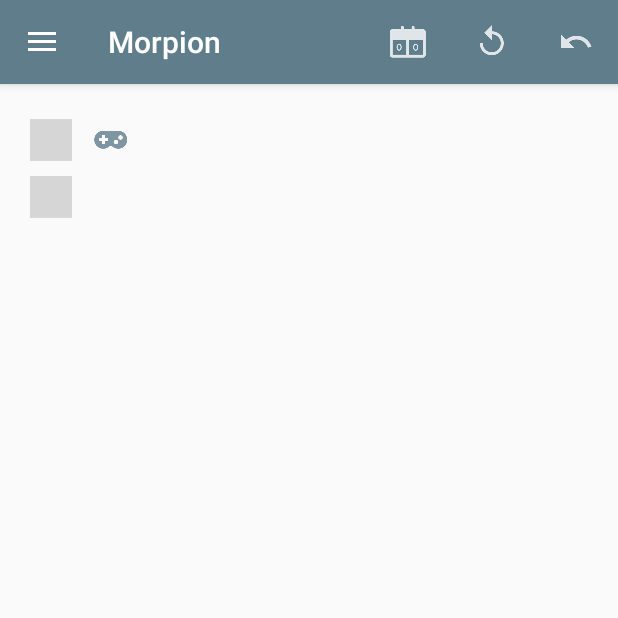
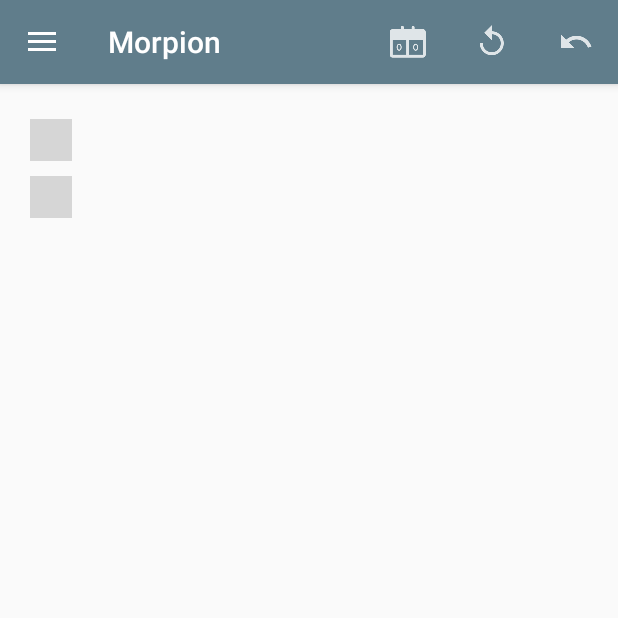
Before and after one commit to Jabdon/Morpion, an Android app: the Game_Fragment screen opened directly, with no data from a screen before it, after a tap on "undo", on a phone screen of 412 x 824 dp, the top half of it. Run offline under Robolectric (Android 15) with nearby library versions, the phone set to English and light mode, and no system bars; 6 statements that could not run were skipped; grey boxes are pictures that could not be loaded.

Commit message:
-Have crosses and circle blinking instead of controller icon - Make sure Animation turn player blink the right player after undo and restart

```diff
--- a/app/src/main/java/com/example/jonathan/morpion/Game_Fragment.java
+++ b/app/src/main/java/com/example/jonathan/morpion/Game_Fragment.java
@@ -8,6 +8,7 @@ import android.content.DialogInterface;
 import android.content.res.Resources;
 import android.graphics.Color;
 import android.graphics.drawable.GradientDrawable;
+import android.media.Image;
 import android.os.Build;
 import android.os.Bundle;
 import android.os.Handler;
@@ -47,8 +48,6 @@ public class Game_Fragment extends Fragment {
     public static boolean is_morpion = false ;
     public static LinearLayout player_view_1 ;
     public static LinearLayout player_view_2 ;
-    public static ImageView animation_for_player1 ;
-    public static ImageView animation_for_player2 ;
     public static Context context;
     public static FragmentActivity activity ;
     public static final  ArrayList<Square> winning_square = new ArrayList<Square>() ;
@@ -90,10 +89,7 @@ public class Game_Fragment extends Fragment {
 
         createGridsheet(gridview,root_fragment_game_view );
         userLabelInfo(root_fragment_game_view) ;
-        animation_for_player1 = new ImageView(this.getContext());
-        player_view_1.addView(animation_for_player1);
-        animation_for_player2 = new ImageView(this.getContext());
-        player_view_2.addView(animation_for_player2);
+
         animationTurn(current_player);
 
 
@@ -137,6 +133,8 @@ This method will handle items selected on toolbar
 
         }
         else if (id == R.id.undo){
+
+            if(!is_morpion){
                 if(previous.empty()){
                     Toast.makeText(context, "Unable to undo", Toast.LENGTH_LONG).show();
                 }
@@ -150,6 +148,7 @@ This method will handle items selected on toolbar
                             previous.pop().reInitState() ;
                             square_remainder++ ;
                             changeTurn();
+                            animationTurn(current_player);
 
 
 
@@ -163,6 +162,8 @@ This method will handle items selected on toolbar
                     dialog.show() ;
 
                 }
+            }
+
         }
 
         else if (id == R.id.scores){
@@ -534,29 +535,27 @@ ONLY for USER vs USER
 
     @TargetApi(Build.VERSION_CODES.M)
     public static void animationTurn(int player){
-        // create imageview programatically
-        animation_for_player1.setImageResource(R.drawable.ic_animation_game);
-        animation_for_player2.setImageResource(R.drawable.ic_animation_game);
+        //
+        LinearLayout player1_text_container = (LinearLayout) root_fragment_game_view.findViewById(R.id.gamescreen_player1_container);
+        LinearLayout player2_text_container = (LinearLayout) root_fragment_game_view.findViewById(R.id.gamescreen_player2_container);
+
+        // Get the image containers at index 0
+        ImageView player1_icon = (ImageView) player1_text_container.getChildAt(0);
+        ImageView player2_icon = (ImageView) player2_text_container.getChildAt(0);
 
 
         //animation when is player one's turn
         if(player == 1){
             //remove from the other player
-            animation_for_player2.clearAnimation();
-            animation_for_player2.setVisibility(View.INVISIBLE);
-            //add it to here
-            animation_for_player1.setVisibility(View.VISIBLE);
+            player2_icon.clearAnimation();
             Animation ani = AnimationUtils.loadAnimation(context,R.anim.blink );
-            animation_for_player1.startAnimation(ani);
+            player1_icon.startAnimation(ani);
         }
         else if(player ==2){
             //remove from the other player
-            animation_for_player1.clearAnimation();
-            animation_for_player1.setVisibility(View.INVISIBLE);
-            //add it to here
-            animation_for_player2.setVisibility(View.VISIBLE);
+            player1_icon.clearAnimation();
             Animation ani = AnimationUtils.loadAnimation(context,R.anim.blink );
-            animation_for_player2.startAnimation(ani);
+            player2_icon.startAnimation(ani);
         }
         //animation when is player two's turn
     }
@@ -621,6 +620,7 @@ ONLY for USER vs USER
         current_player = 1 ;
         is_morpion = false ;
         square_remainder = 100 ;
+        animationTurn(current_player);
     }
 
 
```
Lines whose indentation alone changed are shown as unchanged.
